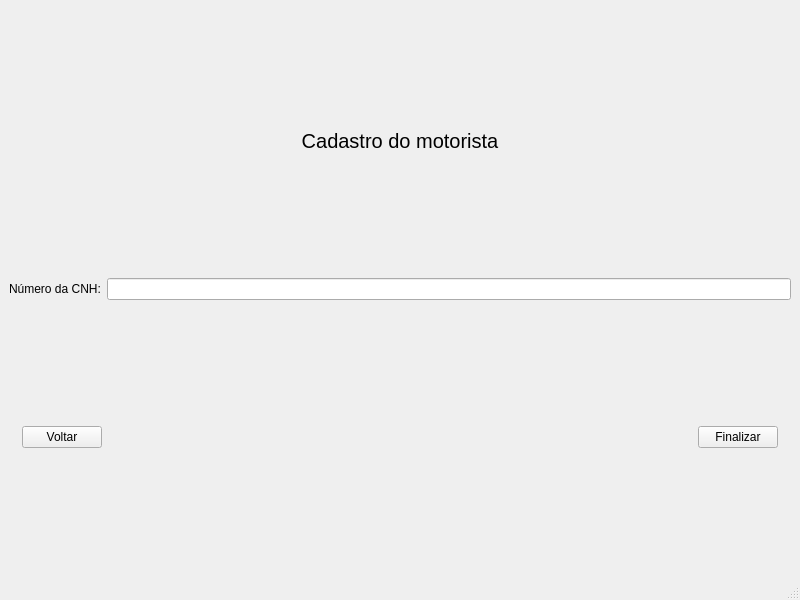
Above: Cliente/ui/motorista.ui from Liedsonfsa/Route-Run before the change. Below: the same form after it.
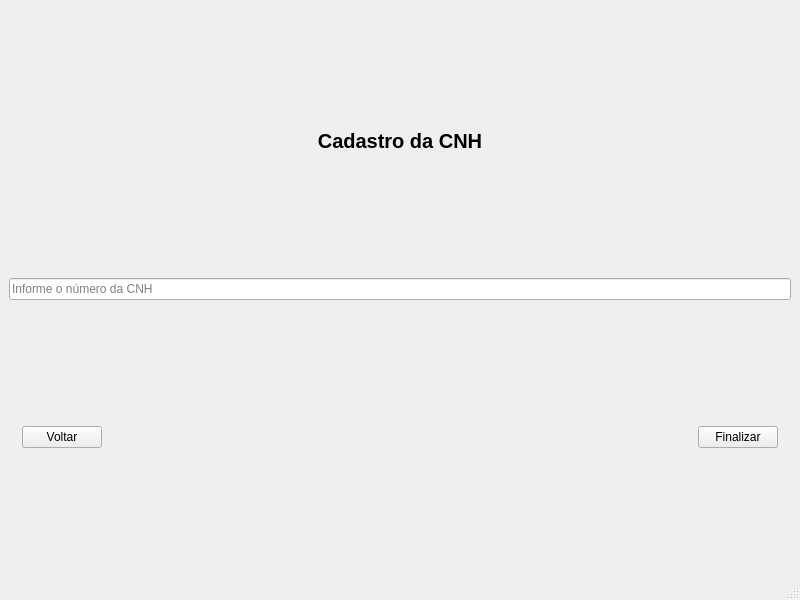
That is the form after the change.

Patch:
```diff
--- a/Cliente/ui/motorista.ui
+++ b/Cliente/ui/motorista.ui
@@ -20,10 +20,12 @@
       <property name="font">
        <font>
         <pointsize>15</pointsize>
+        <weight>75</weight>
+        <bold>true</bold>
        </font>
       </property>
       <property name="text">
-       <string>Cadastro do motorista</string>
+       <string>Cadastro da CNH</string>
       </property>
       <property name="alignment">
        <set>Qt::AlignCenter</set>
@@ -33,15 +35,12 @@
     <item>
      <layout class="QHBoxLayout" name="horizontalLayout">
       <item>
-       <widget class="QLabel" name="label_2">
-        <property name="text">
-         <string>Número da CNH:</string>
+       <widget class="QLineEdit" name="lineEditCNH">
+        <property name="placeholderText">
+         <string>Informe o número da CNH</string>
         </property>
        </widget>
       </item>
-      <item>
-       <widget class="QLineEdit" name="lineEditCNH"/>
-      </item>
      </layout>
     </item>
     <item>
```
